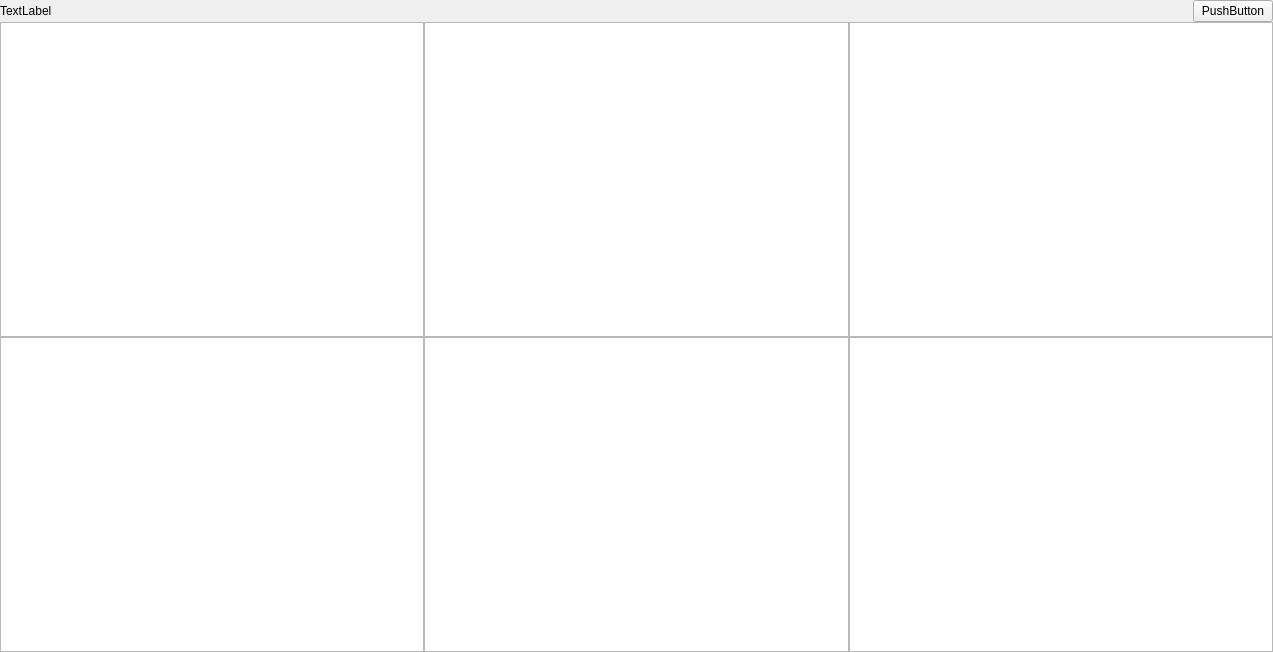
jensvogt/awsmock-qt-ui, file src/modules/dashboard/Dashboard.ui: the form before one commit.
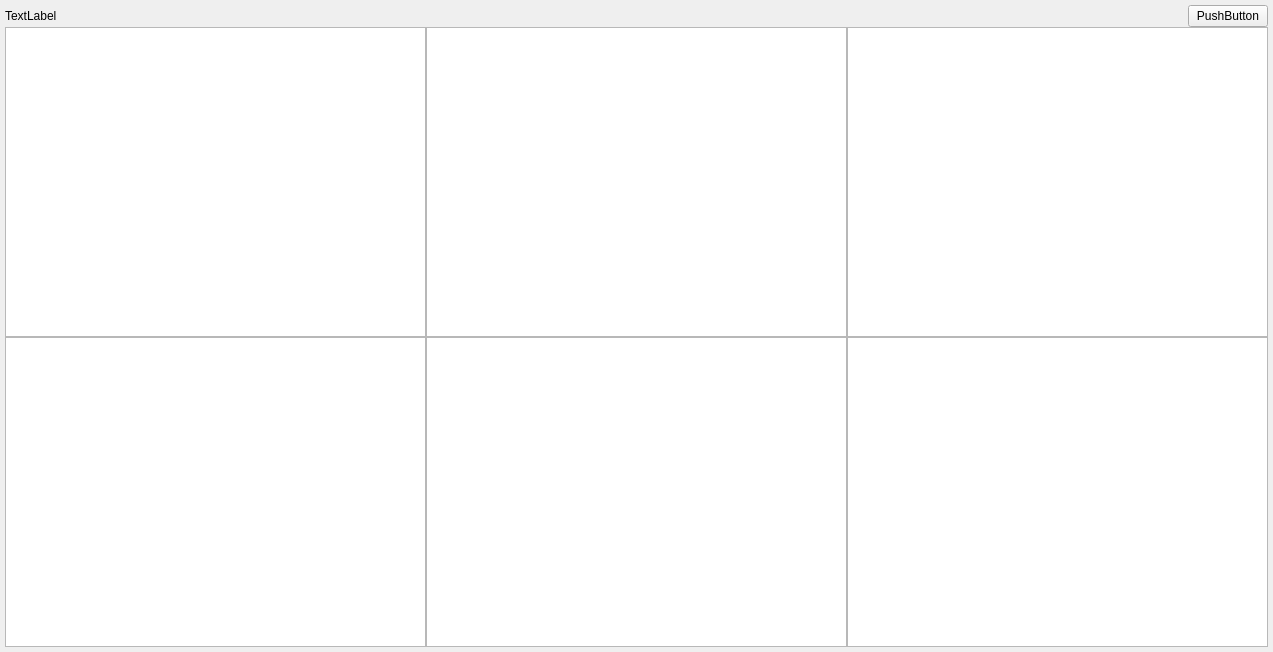
The form after the commit.

What changed in the file:
```diff
--- a/src/modules/dashboard/Dashboard.ui
+++ b/src/modules/dashboard/Dashboard.ui
@@ -13,23 +13,23 @@
   <property name="windowTitle">
    <string>dashboard</string>
   </property>
-  <layout class="QGridLayout" name="gridLayout_2">
+  <layout class="QVBoxLayout" name="verticalLayout">
+   <property name="spacing">
+    <number>0</number>
+   </property>
    <property name="leftMargin">
-    <number>0</number>
+    <number>5</number>
    </property>
    <property name="topMargin">
-    <number>0</number>
+    <number>5</number>
    </property>
    <property name="rightMargin">
-    <number>0</number>
+    <number>5</number>
    </property>
    <property name="bottomMargin">
-    <number>0</number>
+    <number>5</number>
    </property>
-   <property name="spacing">
-    <number>0</number>
-   </property>
-   <item row="0" column="0">
+   <item>
     <layout class="QHBoxLayout" name="horizontalLayout_2">
      <property name="spacing">
       <number>0</number>
@@ -63,7 +63,7 @@
      </item>
     </layout>
    </item>
-   <item row="1" column="0">
+   <item>
     <layout class="QGridLayout" name="gridLayout">
      <property name="leftMargin">
       <number>0</number>
```
